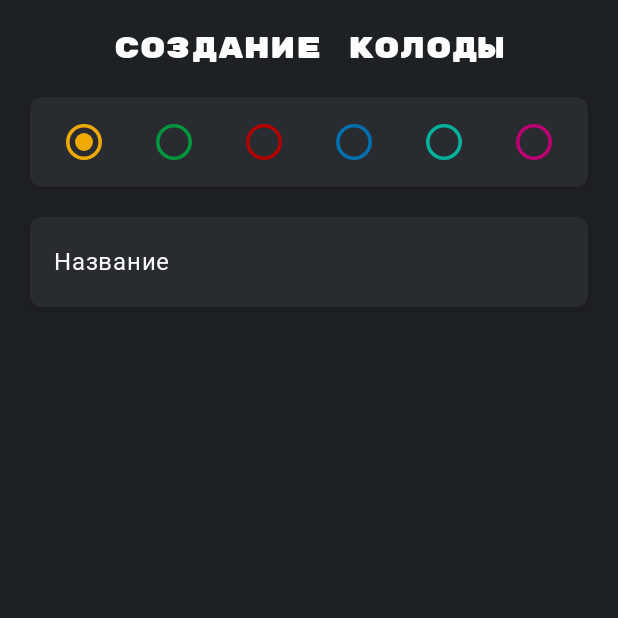
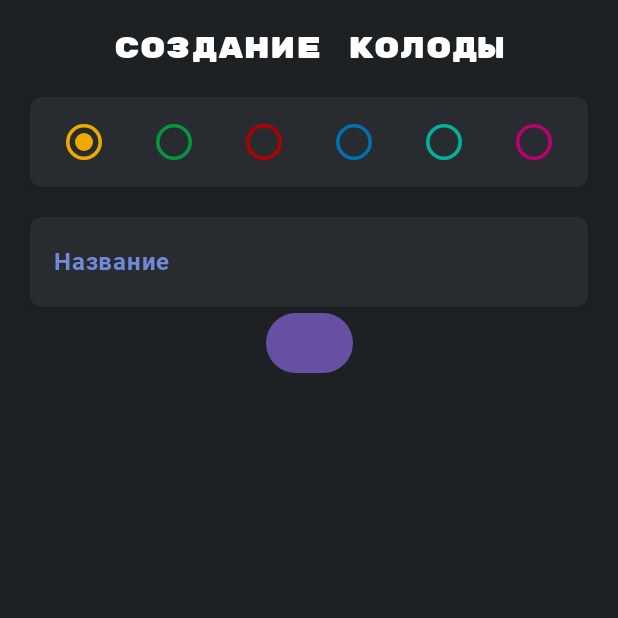
Before and after one commit to KatbertAllgood/FlippyMind, an Android app built with Jetpack Compose: the create_new_deck_screen screen opened through its navigation route, on a phone screen of 412 x 824 dp, the top half of it. Run offline under Robolectric (Android 15) with nearby library versions, the phone set to English and light mode, and no system bars; our stand-ins replace Dagger/Hilt's generated code.

Commit message:
modded text field and added focus listener to column

```diff
--- a/app/src/main/java/com/example/flippymind/screens/createnewdeck/CreateNewDeck.kt
+++ b/app/src/main/java/com/example/flippymind/screens/createnewdeck/CreateNewDeck.kt
@@ -1,6 +1,8 @@
 package com.example.flippymind.screens.createnewdeck
 
 import androidx.compose.foundation.background
+import androidx.compose.foundation.clickable
+import androidx.compose.foundation.interaction.MutableInteractionSource
 import androidx.compose.foundation.layout.Arrangement
 import androidx.compose.foundation.layout.Column
 import androidx.compose.foundation.layout.Row
@@ -26,9 +28,12 @@ import androidx.compose.runtime.mutableStateOf
 import androidx.compose.runtime.remember
 import androidx.compose.runtime.setValue
 import androidx.compose.ui.Alignment
+import androidx.compose.ui.ExperimentalComposeUiApi
 import androidx.compose.ui.Modifier
 import androidx.compose.ui.draw.scale
 import androidx.compose.ui.graphics.Color
+import androidx.compose.ui.platform.LocalFocusManager
+import androidx.compose.ui.platform.LocalSoftwareKeyboardController
 import androidx.compose.ui.res.stringResource
 import androidx.compose.ui.text.TextStyle
 import androidx.compose.ui.text.input.TextFieldValue
@@ -38,6 +43,7 @@ import com.example.flippymind.R
 import com.example.flippymind.ui.theme.FlippyMindSize
 import com.example.flippymind.ui.theme.FlippyMindTheme
 
+@OptIn(ExperimentalComposeUiApi::class)
 @Composable
 fun CreateNewDeckComposable(
     onClickBack: () -> Unit
@@ -45,13 +51,25 @@ fun CreateNewDeckComposable(
     FlippyMindTheme(
         textSize = FlippyMindSize.Medium
     ) {
+
+        val keyboardController = LocalSoftwareKeyboardController.current
+        val focusManager = LocalFocusManager.current
+        val interactionSource = remember { MutableInteractionSource() }
+
         Column(
             modifier = Modifier
                 .fillMaxSize()
                 .background(FlippyMindTheme.colors.primaryBackground)
                 .padding(
                     top = 20.dp
-                ),
+                )
+                .clickable(
+                    interactionSource = interactionSource,
+                    indication = null
+                ) {
+                    keyboardController?.hide()
+                    focusManager.clearFocus(true)
+                },
             horizontalAlignment = Alignment.CenterHorizontally,
 //            verticalArrangement = Arrangement.Center
         ) {
@@ -66,6 +84,14 @@ fun CreateNewDeckComposable(
             ColorChooser()
 
             NameInputPlace()
+
+            Button(
+                onClick = {
+
+                }
+            ) {
+
+            }
 
         }
     }
@@ -145,67 +171,6 @@ private fun ColorChooser() {
                     )
 
                 }
-
-//                RadioButton(
-//                    selected = false,
-//                    onClick = { /*TODO*/ },
-//                    colors = RadioButtonDefaults.colors(
-//                        selectedColor = FlippyMindTheme.deckColors.yellow,
-//                        unselectedColor = FlippyMindTheme.deckColors.yellow
-//                    ),
-//                    modifier = modifier
-//                )
-//
-//                RadioButton(
-//                    selected = false,
-//                    onClick = { /*TODO*/ },
-//                    colors = RadioButtonDefaults.colors(
-//                        selectedColor = FlippyMindTheme.deckColors.green,
-//                        unselectedColor = FlippyMindTheme.deckColors.green
-//                    ),
-//                    modifier = modifier
-//                )
-//
-//                RadioButton(
-//                    selected = false,
-//                    onClick = { /*TODO*/ },
-//                    colors = RadioButtonDefaults.colors(
-//                        selectedColor = FlippyMindTheme.deckColors.red,
-//                        unselectedColor = FlippyMindTheme.deckColors.red
-//                    ),
-//                    modifier = modifier
-//                )
-//
-//                RadioButton(
-//                    selected = false,
-//                    onClick = { /*TODO*/ },
-//                    colors = RadioButtonDefaults.colors(
-//                        selectedColor = FlippyMindTheme.deckColors.blue,
-//                        unselectedColor = FlippyMindTheme.deckColors.blue
-//                    ),
-//                    modifier = modifier
-//                )
-//
-//                RadioButton(
-//                    selected = false,
-//                    onClick = { /*TODO*/ },
-//                    colors = RadioButtonDefaults.colors(
-//                        selectedColor = FlippyMindTheme.deckColors.cian,
-//                        unselectedColor = FlippyMindTheme.deckColors.cian
-//                    ),
-//                    modifier = modifier
-//                )
-//
-//                RadioButton(
-//                    selected = false,
-//                    onClick = { /*TODO*/ },
-//                    colors = RadioButtonDefaults.colors(
-//                        selectedColor = FlippyMindTheme.deckColors.pink,
-//                        unselectedColor = FlippyMindTheme.deckColors.pink
-//                    ),
-//                    modifier = modifier
-//                )
-
             }
         }
     }
@@ -254,7 +219,7 @@ private fun NameInputPlace() {
                     focusedIndicatorColor = Color.Transparent,
                     unfocusedIndicatorColor = Color.Transparent,
                     focusedLabelColor = FlippyMindTheme.colors.controlColor,
-                    unfocusedLabelColor = FlippyMindTheme.colors.primaryText,
+                    unfocusedLabelColor = FlippyMindTheme.colors.controlColor,
                     cursorColor = FlippyMindTheme.colors.controlColor
 //                    focusedPlaceholderColor = FlippyMindTheme.colors.tertiaryBackground,
 //                    unfocusedPlaceholderColor = FlippyMindTheme.colors.tertiaryBackground,
@@ -262,7 +227,7 @@ private fun NameInputPlace() {
                 label = {
                     Text(
                         text = stringResource(id = R.string.name_label),
-                        fontFamily = FlippyMindTheme.typography.default.fontFamily
+                        fontFamily = FlippyMindTheme.typography.defaultBold.fontFamily
                     )
                 },
                 shape = FlippyMindTheme.shape.cornersStyle,
```
